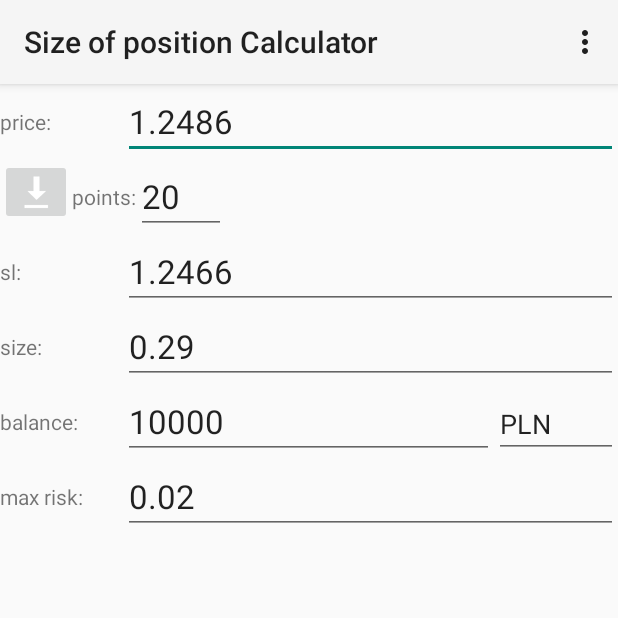
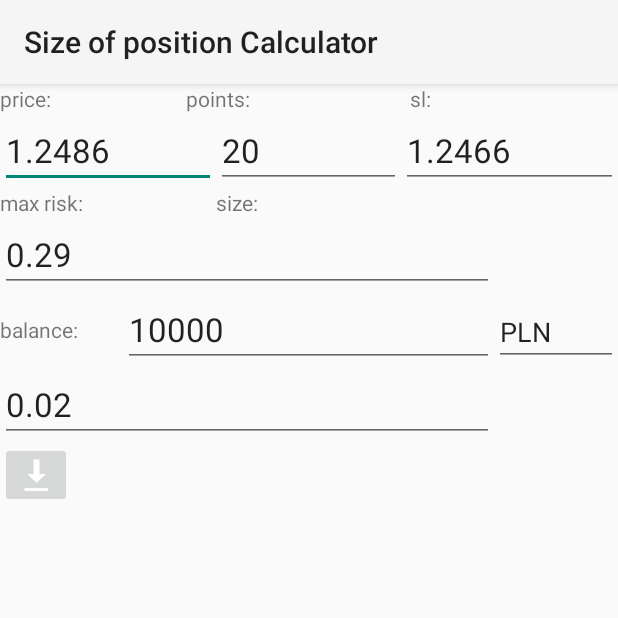
Before and after one commit to robert-danowski/RiskCalc, an Android app: the screen it shows after launch (MainActivity), on a phone screen of 412 x 824 dp, the top half of it. Run offline under Robolectric (Android 15) with nearby library versions, the phone set to English and light mode, and no system bars.

Commit message:
trying recover everything

```diff
--- a/app/src/main/java/skuteczne_inwestowanie/pl/sizeofposcalc/MainActivity.java
+++ b/app/src/main/java/skuteczne_inwestowanie/pl/sizeofposcalc/MainActivity.java
@@ -38,34 +38,6 @@ public class MainActivity extends Activity implements View.OnFocusChangeListener
 
     }
 
-
-    @Override
-    public boolean onCreateOptionsMenu(Menu menu) {
-        // Inflate the menu; this adds items to the action bar if it is present.
-        getMenuInflater().inflate(R.menu.main, menu);
-        return true;
-    }
-
-    @Override
-    public boolean onOptionsItemSelected(MenuItem item) {
-        // Handle action bar item clicks here. The action bar will
-        // automatically handle clicks on the Home/Up button, so long
-        // as you specify a parent activity in AndroidManifest.xml.
-        int id = item.getItemId();
-        if (id == R.id.action_settings) {
-            return true;
-        }
-        return super.onOptionsItemSelected(item);
-    }
-
-
-//    @Override
-//    public void onFocusChange(View v, boolean hasFocus) {
-//        if (v==etPrice) {
-//            calcEtOffset();
-//        }
-//    }
-
     public void calcEtOffset() {
         etSlOffset.setText(Integer.toString(position.calcSlOffset()));
     }
--- a/app/src/main/res/layout/activity_main.xml
+++ b/app/src/main/res/layout/activity_main.xml
@@ -12,8 +12,30 @@
             android:layout_height="wrap_content"
             android:textAppearance="?android:attr/textAppearanceSmall"
             android:text="price:"
-            android:layout_weight="20"
+            android:layout_weight="35"
             android:layout_gravity="center_vertical"/>
+
+        <TextView
+            android:layout_width="wrap_content"
+            android:layout_height="wrap_content"
+            android:textAppearance="?android:attr/textAppearanceSmall"
+            android:text="points:"
+            android:layout_weight="30" />
+
+        <TextView
+            android:layout_width="wrap_content"
+            android:layout_height="wrap_content"
+            android:textAppearance="?android:attr/textAppearanceSmall"
+            android:text="sl:"
+            android:layout_weight="35" />
+
+    </LinearLayout>
+
+    <LinearLayout
+        android:layout_width="match_parent"
+        android:layout_height="wrap_content"
+        android:weightSum="100">
+
         <EditText
             android:id="@+id/etPrice"
             android:layout_width="0dp"
@@ -21,47 +43,17 @@
             android:textAppearance="?android:attr/textAppearanceLarge"
             android:inputType="numberDecimal"
             android:text="1.2486"
-            android:layout_weight="80"/>
+            android:layout_weight="35"/>
 
-    </LinearLayout>
-
-    <LinearLayout
-        android:layout_width="match_parent"
-        android:layout_height="wrap_content">
-
-        <ImageButton
-            android:id="@+id/ibDownload"
-            android:layout_width="wrap_content"
-            android:layout_height="wrap_content"
-            android:src="@android:drawable/stat_sys_download"
-            android:layout_gravity="left"
-            android:maxHeight="10dip"/>
-        <TextView
-            android:layout_width="wrap_content"
-            android:layout_height="wrap_content"
-            android:textAppearance="?android:attr/textAppearanceSmall"
-            android:text="points:"
-            android:layout_gravity="center_vertical"/>
         <EditText
             android:id="@+id/etSlOffset"
-            android:layout_width="60sp"
+            android:layout_width="0dp"
             android:layout_height="wrap_content"
+            android:layout_weight="30"
             android:textAppearance="?android:attr/textAppearanceLarge"
             android:inputType="numberSigned"
             android:text="10"/>
-        </LinearLayout>
 
-    <LinearLayout
-        android:layout_width="match_parent"
-        android:layout_height="wrap_content"
-        android:weightSum="100">
-        <TextView
-            android:layout_width="0dp"
-            android:layout_height="wrap_content"
-            android:textAppearance="?android:attr/textAppearanceSmall"
-            android:text="sl:"
-            android:layout_weight="20"
-            android:layout_gravity="center_vertical"/>
         <EditText
             android:id="@+id/etSl"
             android:layout_width="0dp"
@@ -69,20 +61,34 @@
             android:textAppearance="?android:attr/textAppearanceLarge"
             android:inputType="numberDecimal"
             android:text="1.2476"
-            android:layout_weight="80"/>
+            android:layout_weight="35"/>
+    </LinearLayout>
 
+    <LinearLayout
+        android:layout_width="match_parent"
+        android:layout_height="wrap_content"
+        android:weightSum="100">
+
+        <TextView
+            android:layout_width="0dp"
+            android:layout_height="wrap_content"
+            android:textAppearance="?android:attr/textAppearanceSmall"
+            android:text="max risk:"
+            android:layout_weight="35" />
+
+        <TextView
+            android:layout_width="0dp"
+            android:layout_height="wrap_content"
+            android:textAppearance="?android:attr/textAppearanceSmall"
+            android:text="size:"
+            android:layout_weight="30"
+            android:layout_gravity="center_vertical"/>
     </LinearLayout>
     <LinearLayout
         android:layout_width="match_parent"
         android:layout_height="wrap_content"
         android:weightSum="100">
-        <TextView
-            android:layout_width="0dp"
-            android:layout_height="wrap_content"
-            android:textAppearance="?android:attr/textAppearanceSmall"
-            android:text="size:"
-            android:layout_weight="20"
-            android:layout_gravity="center_vertical"/>
+
         <EditText
             android:id="@+id/etSize"
             android:layout_width="0dp"
@@ -124,13 +130,7 @@
         android:layout_width="match_parent"
         android:layout_height="wrap_content"
         android:weightSum="100">
-        <TextView
-            android:layout_width="0dp"
-            android:layout_height="wrap_content"
-            android:textAppearance="?android:attr/textAppearanceSmall"
-            android:text="max risk:"
-            android:layout_weight="20"
-            android:layout_gravity="center_vertical"/>
+
         <EditText
             android:id="@+id/etMaxRisk"
             android:layout_width="0dp"
@@ -141,4 +141,11 @@
             android:layout_weight="80"/>
     </LinearLayout>
 
+    <ImageButton
+        android:id="@+id/ibDownload"
+        android:layout_width="wrap_content"
+        android:layout_height="wrap_content"
+        android:src="@android:drawable/stat_sys_download"
+        android:maxHeight="10dip"/>
+
 </LinearLayout>
```
